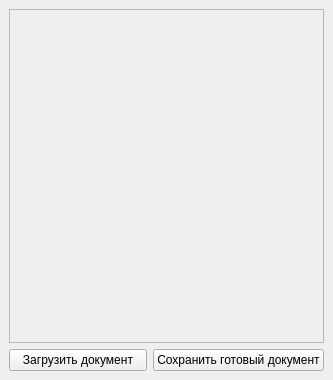
Above: forms/window.ui from nichevone/Documentator before the change. Below: the same form after it.
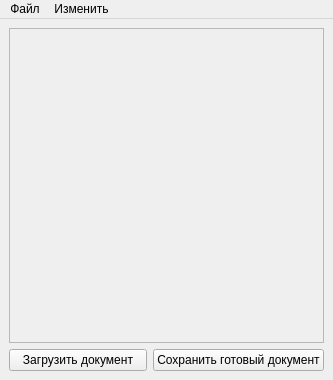
That is the form after the change.

```diff
--- a/forms/window.ui
+++ b/forms/window.ui
@@ -26,7 +26,7 @@
          <x>0</x>
          <y>0</y>
          <width>313</width>
-         <height>307</height>
+         <height>309</height>
         </rect>
        </property>
       </widget>
@@ -54,9 +54,27 @@
      <x>0</x>
      <y>0</y>
      <width>333</width>
-     <height>22</height>
+     <height>21</height>
     </rect>
    </property>
+   <widget class="QMenu" name="menu">
+    <property name="title">
+     <string>Файл</string>
+    </property>
+    <addaction name="loadAction"/>
+    <addaction name="saveAction"/>
+    <addaction name="separator"/>
+    <addaction name="exitAction"/>
+   </widget>
+   <widget class="QMenu" name="menu_2">
+    <property name="title">
+     <string>Изменить</string>
+    </property>
+    <addaction name="insertDateAction"/>
+    <addaction name="clearAllAction"/>
+   </widget>
+   <addaction name="menu"/>
+   <addaction name="menu_2"/>
   </widget>
  </widget>
  <resources/>
```
Left out of the diff: 31 changed lines with no effect on the pictures.
